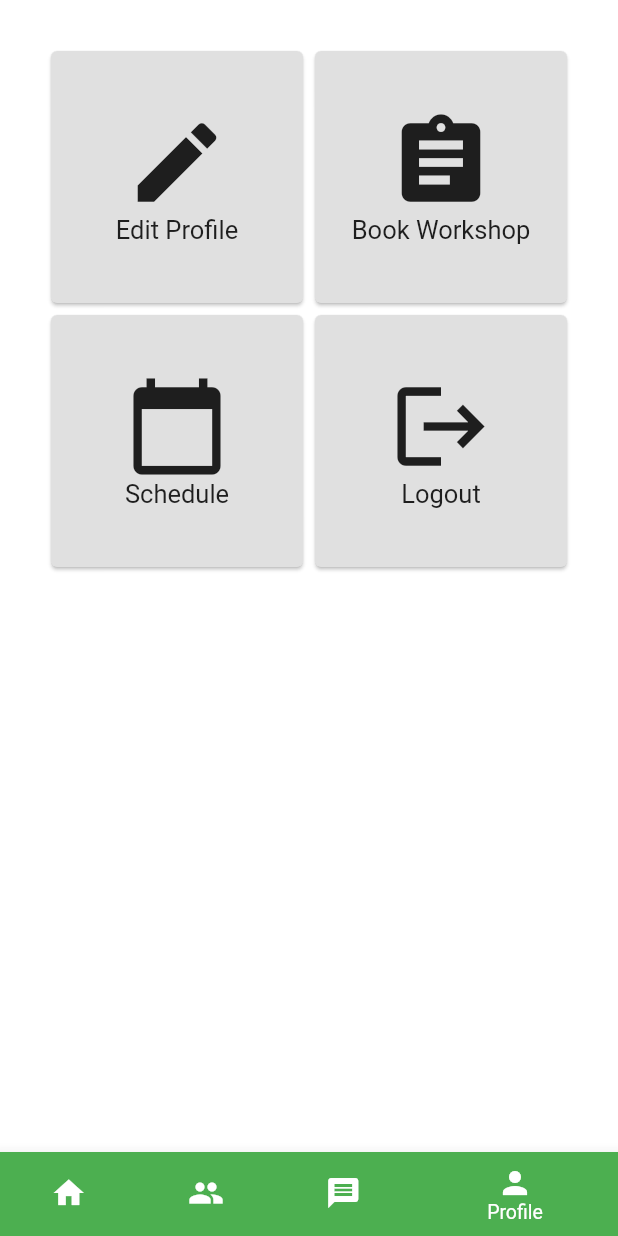
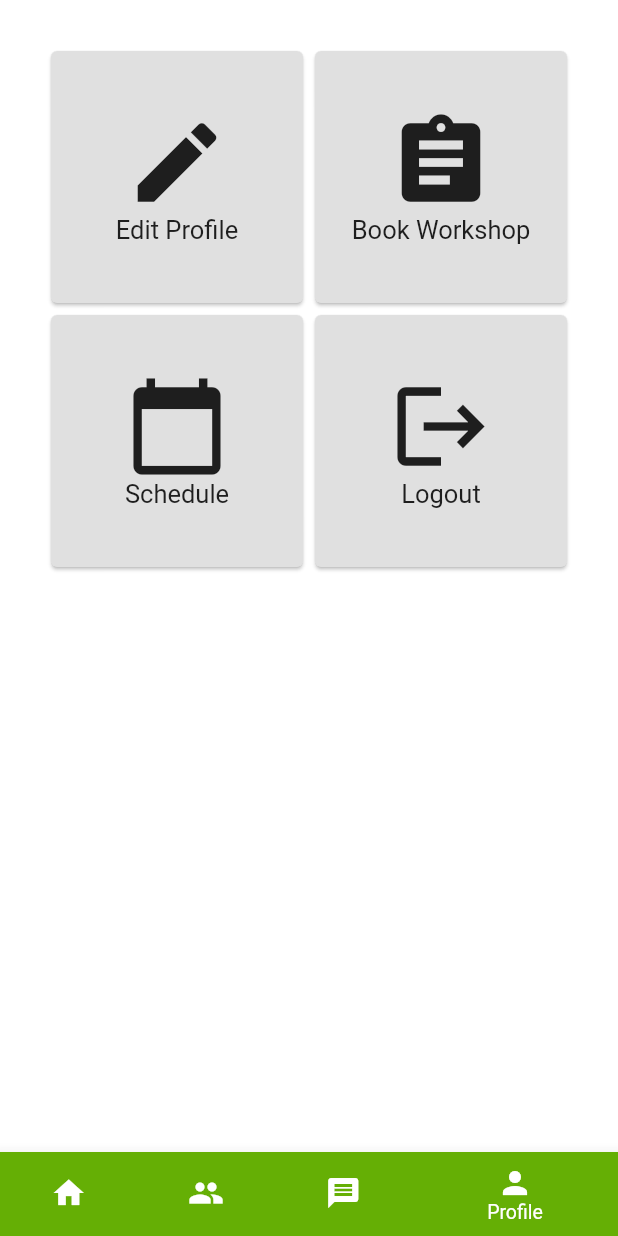
Before and after one commit to amjadrushdan/iGrow_Mobile, a Flutter app: the Nav screen opened directly, item 4 of the bottom bar chosen, after a tap on "Book Workshop", on a phone screen of 412 x 824 dp. Run offline on Flutter 3.47's test engine with Material 2 defaults, Android fonts, the phone set to English and light mode, and no system bars; network calls fail.

Commit message:
Update Group and Home

```diff
--- a/lib/Screens/group/group_screen.dart
+++ b/lib/Screens/group/group_screen.dart
@@ -1,8 +1,35 @@
 import 'package:flutter/material.dart';
+import '../../constants.dart';
 
 class Group extends StatelessWidget {
+  // Generate some dummy data
+  final List dummyList = List.generate(10, (index) {
+    return {
+      "id": index,
+      "title": "Group $index",
+      "subtitle": "This is the subtitle group $index"
+    };
+  });
+
   @override
   Widget build(BuildContext context) {
-    return Center(child: Text("Group Page"));
+    return Scaffold(
+        body: SafeArea(
+            child: ListView.builder(
+      itemCount: dummyList.length,
+      itemBuilder: (context, index) => Card(
+        elevation: 6,
+        margin: EdgeInsets.all(10),
+        child: ListTile(
+          leading: CircleAvatar(
+            child: Text(dummyList[index]["id"].toString()),
+            backgroundColor: kPrimaryLightColor,
+          ),
+          title: Text(dummyList[index]["title"]),
+          subtitle: Text(dummyList[index]["subtitle"]),
+          trailing: Icon(Icons.add),
+        ),
+      ),
+    )));
   }
 }
--- a/lib/Screens/home/home_screen.dart
+++ b/lib/Screens/home/home_screen.dart
@@ -1,8 +1,109 @@
 import 'package:flutter/material.dart';
 
-class Home extends StatelessWidget {
+class Home extends StatefulWidget {
+  @override
+  _HomePage createState() => _HomePage();
+}
+
+class _HomePage extends State<Home> {
   @override
   Widget build(BuildContext context) {
-    return Center(child: Text("Home Page"));
+    return Scaffold(
+      appBar: AppBar(
+        backgroundColor: Colors.white,
+        title: Text(
+          "Home",
+          style: TextStyle(color: Colors.black),
+        ),
+        leading: Icon(
+          Icons.account_circle,
+          color: Colors.grey,
+          size: 40.0,
+        ),
+      ),
+      body: ListView.builder(
+        itemCount: 10,
+        itemBuilder: (context, position) {
+          return Column(
+            children: <Widget>[
+              Padding(
+                padding: const EdgeInsets.all(4.0),
+                child: Row(
+                  crossAxisAlignment: CrossAxisAlignment.start,
+                  children: <Widget>[
+                    Padding(
+                      padding: const EdgeInsets.all(8.0),
+                      child: Icon(
+                        Icons.account_circle,
+                        size: 60.0,
+                        color: Colors.grey,
+                      ),
+                    ),
+                    Expanded(
+                      child: Column(
+                        mainAxisAlignment: MainAxisAlignment.start,
+                        children: <Widget>[
+                          Padding(
+                            padding: const EdgeInsets.only(top: 5.0),
+                            child: Row(
+                              mainAxisAlignment: MainAxisAlignment.spaceBetween,
+                              children: <Widget>[
+                                Expanded(
+                                  child: Container(
+                                      child: RichText(
+                                    text: TextSpan(children: [
+                                      TextSpan(
+                                        text: "John Doe",
+                                        style: TextStyle(
+                                            fontWeight: FontWeight.w600,
+                                            fontSize: 18.0,
+                                            color: Colors.black),
+                                      ),
+                                    ]),
+                                    overflow: TextOverflow.ellipsis,
+                                  )),
+                                  flex: 5,
+                                ),
+                                Expanded(
+                                  child: Padding(
+                                    padding: const EdgeInsets.only(right: 4.0),
+                                    child: Icon(
+                                      Icons.share,
+                                      color: Colors.grey,
+                                    ),
+                                  ),
+                                  // flex: 1,
+                                ),
+                              ],
+                            ),
+                          ),
+                          Padding(
+                            padding: const EdgeInsets.symmetric(vertical: 10.0),
+                            child: Text(
+                              'Lorem ipsum dolor sit amet, consectetur adipiscing elit. In hac habitasse platea dictumst. Vivamus auctor magna ut arcu mattis, ut volutpat risus cursus. In eget finibus dui. Duis vitae molestie odio.',
+                              style: TextStyle(fontSize: 16.0),
+                            ),
+                          ),
+                          Image.network(
+                              'https://img.purch.com/rc/1680x1050/aHR0cDovL3d3dy5zcGFjZS5jb20vaW1hZ2VzL2kvMDAwLzA0My8zMjgvb3JpZ2luYWwvYXJvdW5kLWEtc3Rhci1zeXN0ZW0tMTkyMC5qcGc='),
+                        ],
+                      ),
+                    )
+                  ],
+                ),
+              ),
+              Divider(),
+            ],
+          );
+        },
+      ),
+      floatingActionButton: FloatingActionButton(
+        onPressed: () {},
+        backgroundColor: Colors.green,
+        child: Icon(
+          Icons.add,
+        ),
+      ),
+    );
   }
 }
--- a/lib/Screens/nav.dart
+++ b/lib/Screens/nav.dart
@@ -1,5 +1,6 @@
 import 'package:flutter/material.dart';
 import 'package:flutter_auth/Screens/profile/profile_screen.dart';
+import 'package:flutter_auth/constants.dart';
 import 'group/group_screen.dart';
 import 'home/home_screen.dart';
 import 'message/message_screen.dart';
@@ -39,7 +40,7 @@ class _NavState extends State<Nav> {
             title: Text(
               'Home',
             ),
-            backgroundColor: Colors.green,
+            backgroundColor: kPrimaryColor,
           ),
           BottomNavigationBarItem(
             icon: Icon(
@@ -48,7 +49,7 @@ class _NavState extends State<Nav> {
             title: Text(
               'Group',
             ),
-            backgroundColor: Colors.green,
+            backgroundColor: kPrimaryColor,
           ),
           BottomNavigationBarItem(
             icon: Icon(
@@ -57,7 +58,7 @@ class _NavState extends State<Nav> {
             title: Text(
               'Messages',
             ),
-            backgroundColor: Colors.green,
+            backgroundColor: kPrimaryColor,
           ),
           BottomNavigationBarItem(
             icon: Icon(
@@ -66,7 +67,7 @@ class _NavState extends State<Nav> {
             title: Text(
               'Profile',
             ),
-            backgroundColor: Colors.green,
+            backgroundColor: kPrimaryColor,
           ),
         ],
         currentIndex: _selectedIndex,
--- a/lib/Screens/profile/edit_profile.dart
+++ b/lib/Screens/profile/edit_profile.dart
@@ -1,4 +1,5 @@
 import 'package:flutter/material.dart';
+import 'package:flutter_auth/constants.dart';
 
 import '../nav.dart';
 
@@ -29,7 +30,7 @@ class _EditProfilePageState extends State<EditProfilePage> {
         leading: IconButton(
           icon: Icon(
             Icons.arrow_back,
-            color: Colors.green,
+            color: kPrimaryColor,
           ),
           onPressed: () {
             Navigator.push(
--- a/lib/Screens/profile/profile_screen.dart
+++ b/lib/Screens/profile/profile_screen.dart
@@ -1,4 +1,5 @@
 import 'package:flutter/material.dart';
+import 'package:flutter_auth/constants.dart';
 
 import 'edit_profile.dart';
 
@@ -20,7 +21,7 @@ class Profile extends StatelessWidget {
                   MaterialPageRoute(builder: (context) => SettingsUI()),
                 );
               },
-              splashColor: Colors.green,
+              splashColor: kPrimaryColor,
               child: Center(
                 child: Column(
                   mainAxisSize: MainAxisSize.min,
@@ -42,7 +43,7 @@ class Profile extends StatelessWidget {
             color: Colors.grey[300],
             child: InkWell(
               onTap: () {},
-              splashColor: Colors.green,
+              splashColor:kPrimaryColor,
               child: Center(
                 child: Column(
                   mainAxisSize: MainAxisSize.min,
@@ -64,7 +65,7 @@ class Profile extends StatelessWidget {
             color: Colors.grey[300],
             child: InkWell(
               onTap: () {},
-              splashColor: Colors.green,
+              splashColor: kPrimaryColor,
               child: Center(
                 child: Column(
                   mainAxisSize: MainAxisSize.min,
@@ -86,7 +87,7 @@ class Profile extends StatelessWidget {
             color: Colors.grey[300],
             child: InkWell(
               onTap: () {},
-              splashColor: Colors.green,
+              splashColor: kPrimaryColor,
               child: Center(
                 child: Column(
                   mainAxisSize: MainAxisSize.min,
@@ -98,7 +99,8 @@ class Profile extends StatelessWidget {
                     Text(
                       "Logout",
                       style: new TextStyle(fontSize: 17.0),
-                    )
+                    ),
+
                   ],
                 ),
               ),
```
Also changed, not shown: UI.png (deleted).
